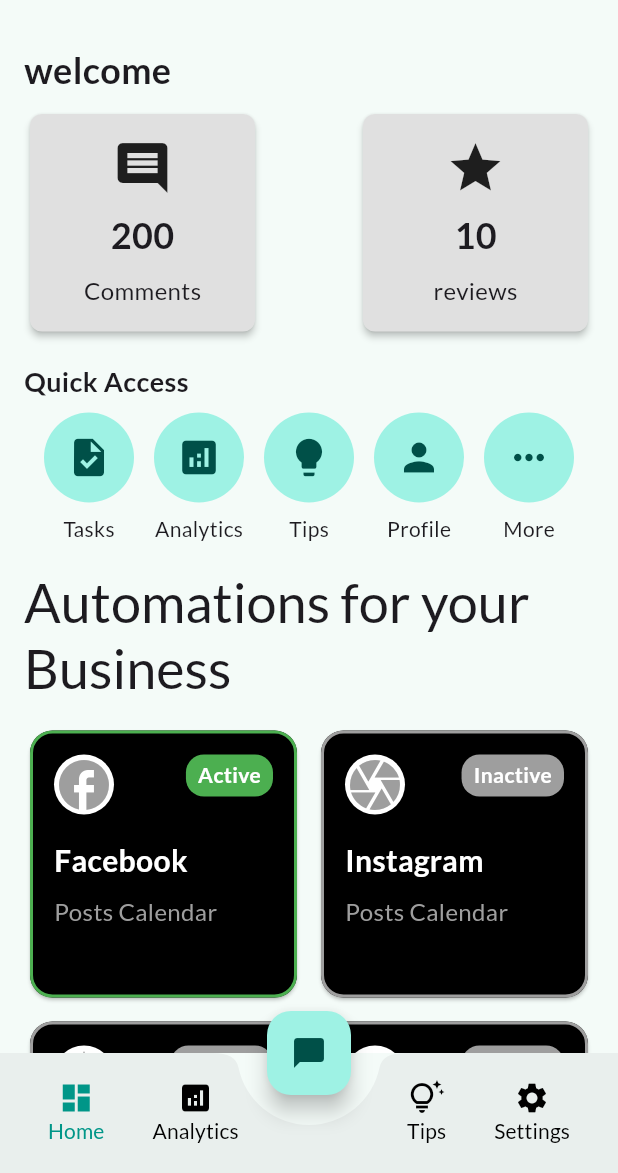
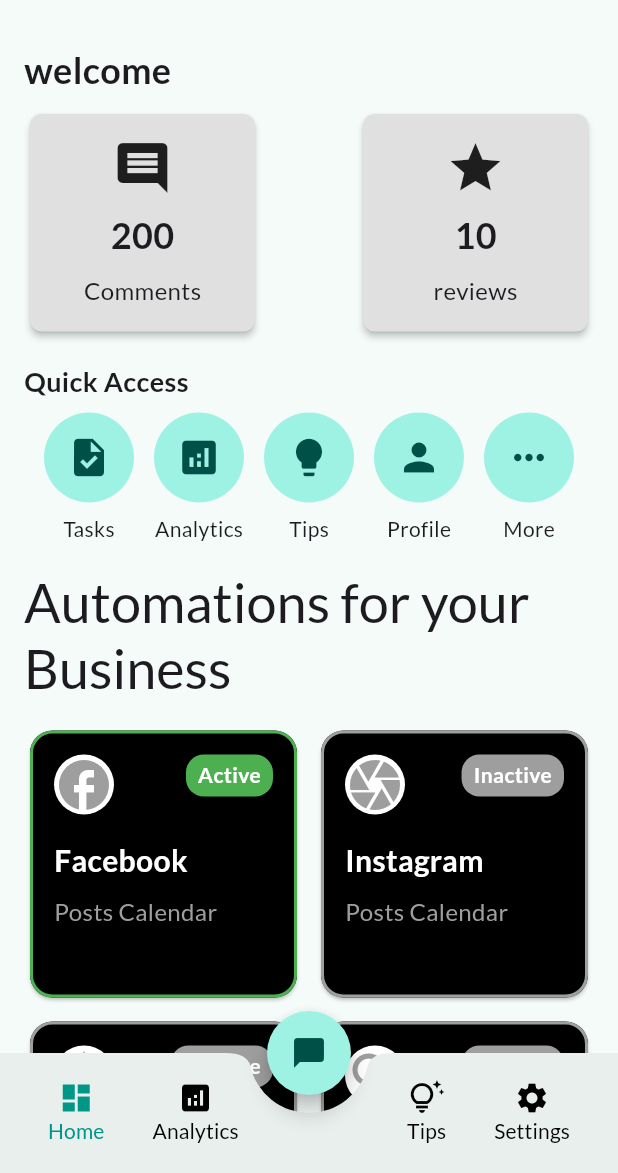
Before and after one commit to dreaduva/duvaai, a Flutter app: the screen it shows once a user with an empty profile is signed in, on a phone screen of 412 x 824 dp, the part 63-1236 px from its top. Run offline on Flutter 3.47's test engine with Material 3 defaults, Android fonts, the light colour scheme and no system bars; our stand-ins replace cloud_firestore, firebase_auth, firebase_core, get, google_fonts, google_sign_in and 1 more; accounts and stored records are empty.

Commit message:
fix transperency issue and make button circular

```diff
--- a/lib/views/dashboard/dashboard_page.dart
+++ b/lib/views/dashboard/dashboard_page.dart
@@ -17,6 +17,7 @@ class _DashboardPageState extends State<DashboardPage> {
   @override
   Widget build(BuildContext context) {
     return Scaffold(
+      extendBody: true,
       appBar: AppBar(
         title: const Text(appName),
         actions: [
@@ -41,6 +42,7 @@ class _DashboardPageState extends State<DashboardPage> {
       ),
       floatingActionButtonLocation: FloatingActionButtonLocation.centerDocked,
       floatingActionButton: FloatingActionButton(
+        shape: const CircleBorder(),
         onPressed: () {},
         tooltip: 'Standard',
         child: const Icon(Icons.chat_bubble_outlined),
--- a/lib/views/dashboard/widgets/custom_bottom_nav_bar.dart
+++ b/lib/views/dashboard/widgets/custom_bottom_nav_bar.dart
@@ -1,7 +1,5 @@
 import 'package:duvaai/common/utils/constants.dart';
 import 'package:duvaai/controllers/dashboard_controller.dart';
-
-import 'package:duvaai/views/dashboard/widgets/widgets/fab_clipper.dart';
 import 'package:flutter/material.dart';
 import 'package:get/get.dart';
 
@@ -12,9 +10,7 @@ class CustomBottomNavBar extends StatelessWidget {
   Widget build(BuildContext context) {
     return BottomAppBar(
       shape: const CircularNotchedRectangle(),
-      notchMargin: 20,
-      child: ClipPath(
-        clipper: FabClipper(notchRadius: 20),
+      notchMargin: 12,
       child: SizedBox(
         height: 40.0,
         child: Row(
@@ -33,7 +29,6 @@ class CustomBottomNavBar extends StatelessWidget {
               ],
             ),
           ],
-          ),
         ),
       ),
     );
--- a/lib/views/dashboard/widgets/widgets/fab_clipper.dart
+++ /dev/null
@@ -1,31 +0,0 @@
-import 'package:flutter/material.dart';
-
-class FabClipper extends CustomClipper<Path> {
-  final double notchRadius;
-
-  FabClipper({required this.notchRadius});
-
-  @override
-  Path getClip(Size size) {
-    final double notchCenterX = size.width / 2;
-    final double notchCenterY = 0;
-
-    final Path path = Path()
-      ..lineTo(notchCenterX - notchRadius * 1.5, notchCenterY)
-      ..arcToPoint(
-        Offset(notchCenterX + notchRadius * 1.5, notchCenterY),
-        radius: Radius.circular(notchRadius),
-        clockwise: false,
-      )
-      ..lineTo(size.width, 0)
-      ..lineTo(size.width, size.height)
-      ..lineTo(0, size.height)
-      ..close();
-    return path;
-  }
-
-  @override
-  bool shouldReclip(CustomClipper<Path> oldClipper) {
-    return true;
-  }
-}
```
Also changed, not shown: lib/views/dashboard/widgets/fab_notched_shape.dart (deleted, +0 -32 lines). Lines whose indentation alone changed are shown as unchanged.
